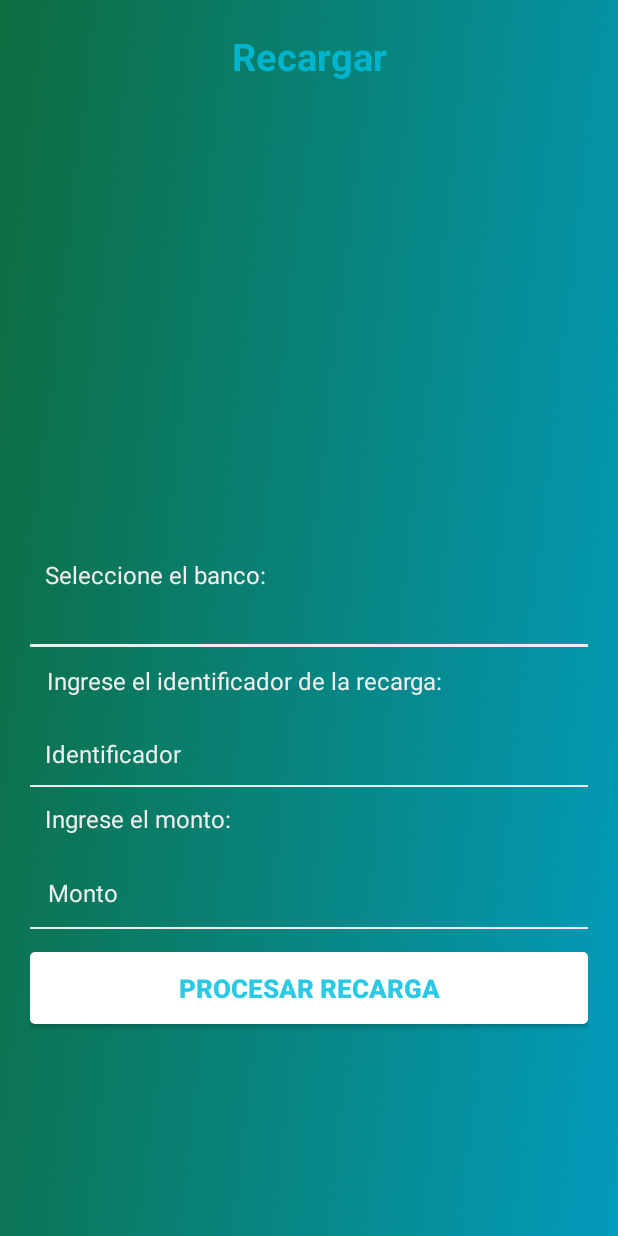
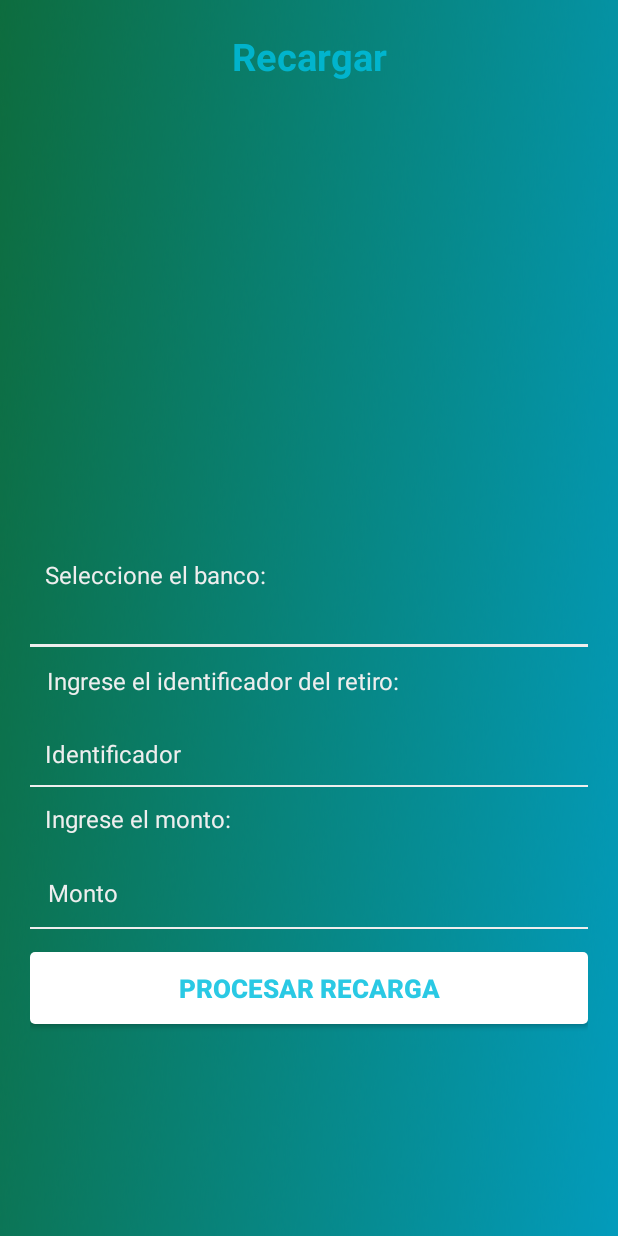
Before and after one commit to Alodiga123/AlodigaWalletAppMobile, an Android app: the Recharge_notification_Activity screen opened directly, with no data from a screen before it, on a phone screen of 412 x 824 dp. Run offline under Robolectric (Android 15) with nearby library versions, the phone set to English and light mode, and no system bars; libraries missing offline, so code that uses them is left out: org.ksoap2, org.ksoap2.serialization, org.ksoap2.transport; 4 statements that could not run were skipped.

Commit message:
MOD a retiro

```diff
--- a/app/src/main/res/values/strings.xml
+++ b/app/src/main/res/values/strings.xml
@@ -17,7 +17,7 @@
     <string name="menu_send_money">Enviar Dinero</string>
     <string name="menu_convert">Convertir</string>
     <string name="menu_recharge">Recargar</string>
-    <string name="menu_aoutMoney">Retirar</string>
+    <string name="menu_aoutMoney">Retiro Manual</string>
     <string name="menu_transfer">Transferir</string>
     <string name="afiliation">Afiliar</string>
     <string name="menu_send">Cerrar sesión</string>
@@ -77,7 +77,7 @@
     <string name="security_question_info">Por favor ingrese las preguntas de seguridad</string>
     <string name="invalid_all_question">Todos los campos son requeridos</string>
     <string name="bank_info">Seleccione el banco:</string>
-    <string name="recharge_id">Ingrese el identificador de la recarga:</string>
+    <string name="recharge_id">Ingrese el identificador del retiro:</string>
     <string name="rechargeCOD">Identificador</string>
     <string name="amount_info">Ingrese el monto:</string>
     <string name="amount">Monto</string>
```
